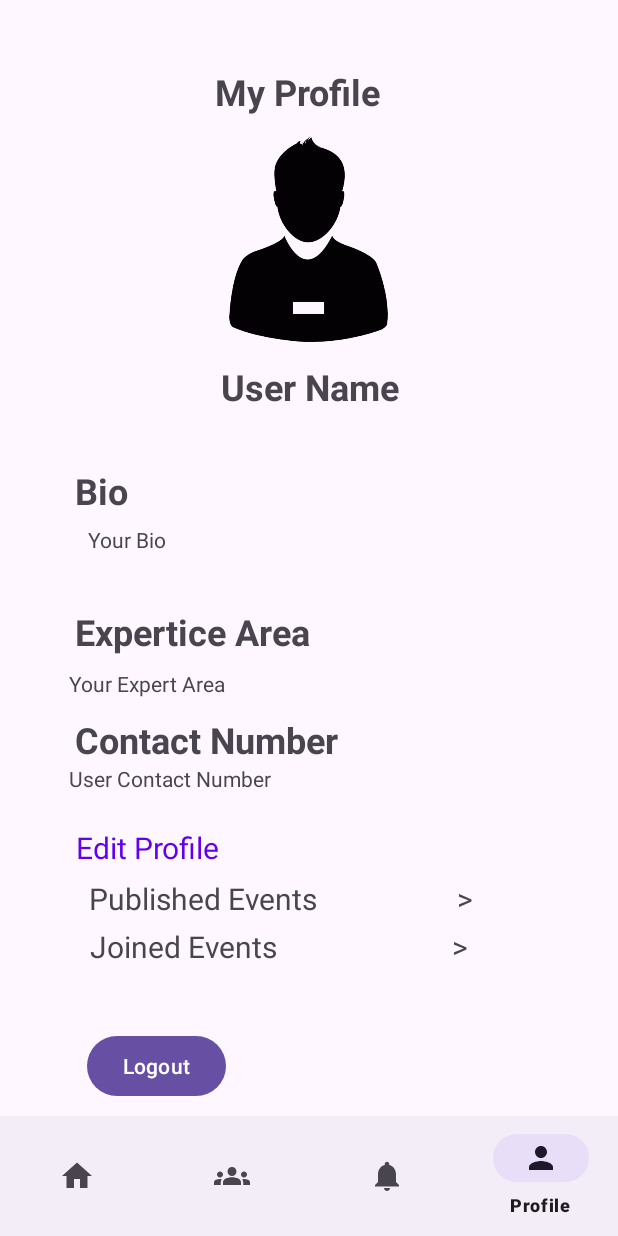
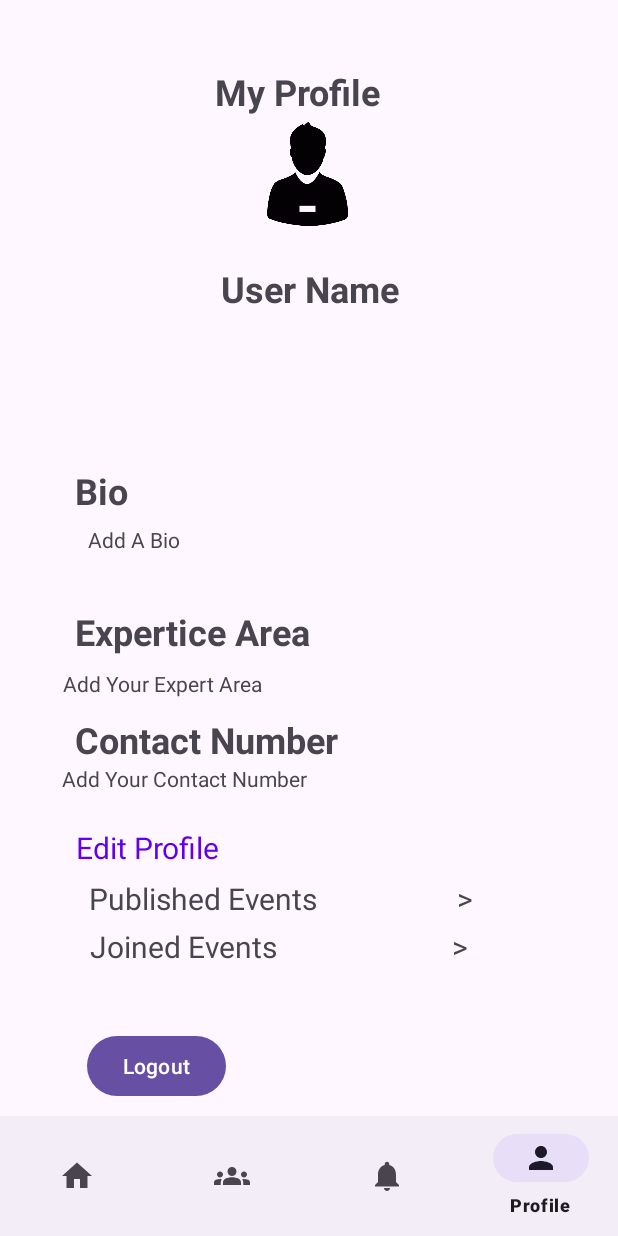
Before and after one commit to NuwanOnGit/androidapp, an Android app: the Profile screen opened directly, with no data from a screen before it, on a phone screen of 412 x 824 dp. Run offline under Robolectric (Android 15) with nearby library versions, the phone set to English and light mode, and no system bars; our stand-ins replace Firebase (no records; nobody signed in at launch, a user with empty details on screens opened directly).

Commit message:
2023-11-04 [ 1.22 p.m Updated]

```diff
--- a/app/src/main/res/layout/activity_edit_profile.xml
+++ b/app/src/main/res/layout/activity_edit_profile.xml
@@ -155,7 +155,7 @@
 
 
         <com.google.android.material.textfield.TextInputEditText
-            android:id="@+id/textInputEventTitle"
+            android:id="@+id/InputUserName"
             android:layout_width="match_parent"
             android:layout_height="wrap_content"
             android:hint="User Name" />
--- a/app/src/main/res/layout/activity_profile.xml
+++ b/app/src/main/res/layout/activity_profile.xml
@@ -33,19 +33,19 @@
         app:layout_constraintHorizontal_bias="0.503"
         app:layout_constraintStart_toStartOf="parent"
         app:layout_constraintTop_toTopOf="parent"
-        app:layout_constraintVertical_bias="0.339" />
-
+        app:layout_constraintVertical_bias="0.247" />
 
     <ImageView
         android:id="@+id/imageViewCircular"
-        android:layout_width="154dp"
-        android:layout_height="137dp"
+        android:layout_width="70dp"
+        android:layout_height="70dp"
         android:src="@drawable/profile_pic"
         app:layout_constraintBottom_toTopOf="@+id/textView3"
         app:layout_constraintEnd_toEndOf="parent"
         app:layout_constraintHorizontal_bias="0.498"
         app:layout_constraintStart_toStartOf="parent"
-        app:layout_constraintTop_toBottomOf="@+id/myProfileHeading" />
+        app:layout_constraintTop_toBottomOf="@+id/myProfileHeading"
+        app:layout_constraintVertical_bias="0.127" />
 
     <TextView
         android:id="@+id/textView"
@@ -54,9 +54,19 @@
         android:text="User Email"
         app:layout_constraintBottom_toBottomOf="parent"
         app:layout_constraintEnd_toEndOf="parent"
+        app:layout_constraintHorizontal_bias="0.502"
         app:layout_constraintStart_toStartOf="parent"
         app:layout_constraintTop_toTopOf="parent"
-        app:layout_constraintVertical_bias="0.351" />
+        app:layout_constraintVertical_bias="0.273" />
+
+    <RelativeLayout
+        android:layout_width="wrap_content"
+        android:layout_height="wrap_content"
+        android:orientation="horizontal"
+        android:gravity="center"
+        >
+
+    </RelativeLayout>
 
     <Button
         android:id="@+id/btn_logout"
@@ -85,7 +95,7 @@
         android:layout_width="308dp"
         android:layout_height="50dp"
         android:layout_marginBottom="380dp"
-        android:text="Your Bio"
+        android:text="Add A Bio"
         app:layout_constraintBottom_toBottomOf="parent"
         app:layout_constraintEnd_toEndOf="parent"
         app:layout_constraintHorizontal_bias="0.563"
@@ -126,8 +136,7 @@
         android:id="@+id/textView2"
         android:layout_width="wrap_content"
         android:layout_height="wrap_content"
-        android:text="User Contact Number"
-
+        android:text="Add Your Contact Number"
         app:layout_constraintEnd_toEndOf="parent"
         app:layout_constraintHorizontal_bias="0.166"
         app:layout_constraintStart_toStartOf="parent"
@@ -139,7 +148,7 @@
         android:layout_height="wrap_content"
 
         android:layout_marginBottom="210dp"
-        android:text="Your Expert Area"
+        android:text="Add Your Expert Area"
         app:layout_constraintBottom_toTopOf="@+id/bottomNavigationView"
         app:layout_constraintEnd_toEndOf="parent"
         app:layout_constraintHorizontal_bias="0.15"
```
Also changed, not shown: app/src/main/java/com/example/androidapp/EditProfile.java (+83 -0 lines).
